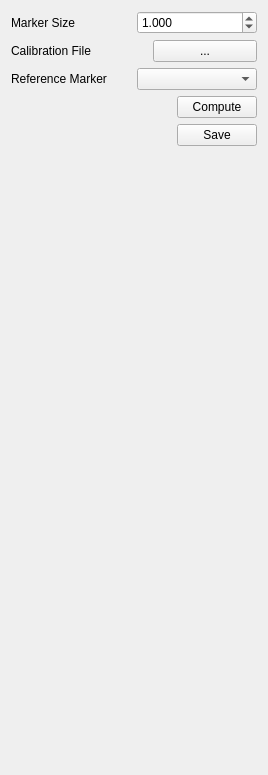
Qt form modulemapper/mappercontrolpanel.ui (rmsalinas/ArUcoGUI) before a commit.
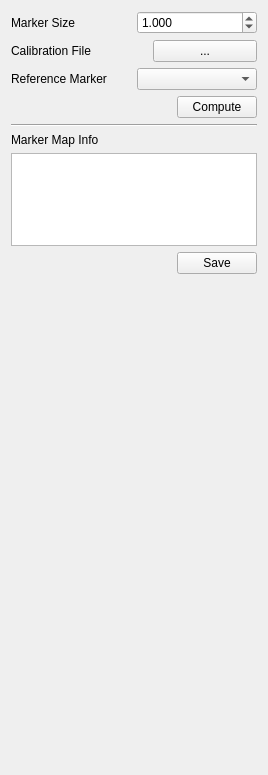
The same form after that commit. Icons and pictures are not drawn.

```diff
--- a/modulemapper/mappercontrolpanel.ui
+++ b/modulemapper/mappercontrolpanel.ui
@@ -124,6 +124,30 @@
      </item>
     </layout>
    </item>
+   <item>
+    <widget class="Line" name="line">
+     <property name="orientation">
+      <enum>Qt::Horizontal</enum>
+     </property>
+    </widget>
+   </item>
+   <item>
+    <widget class="QLabel" name="label_2">
+     <property name="text">
+      <string>Marker Map Info</string>
+     </property>
+    </widget>
+   </item>
+   <item>
+    <widget class="QPlainTextEdit" name="pte_info">
+     <property name="lineWrapMode">
+      <enum>QPlainTextEdit::NoWrap</enum>
+     </property>
+     <property name="readOnly">
+      <bool>true</bool>
+     </property>
+    </widget>
+   </item>
    <item>
     <layout class="QHBoxLayout" name="horizontalLayout_3">
      <item>
```
